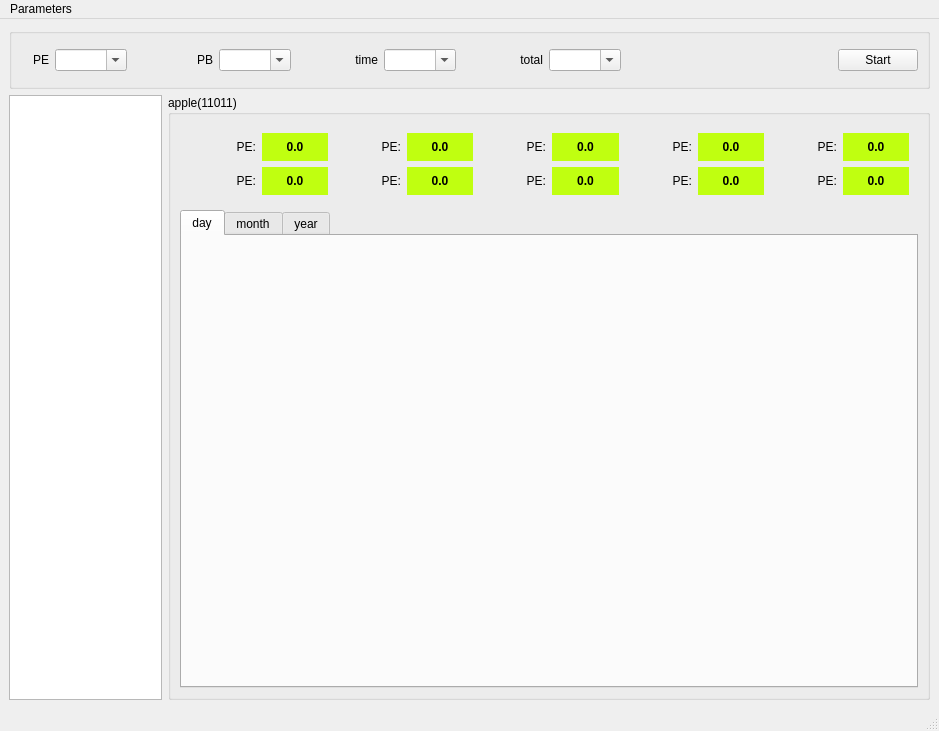
Qt form stock_analysis/stock_analysis.ui (EricChenC/stock_analysis) before a commit.
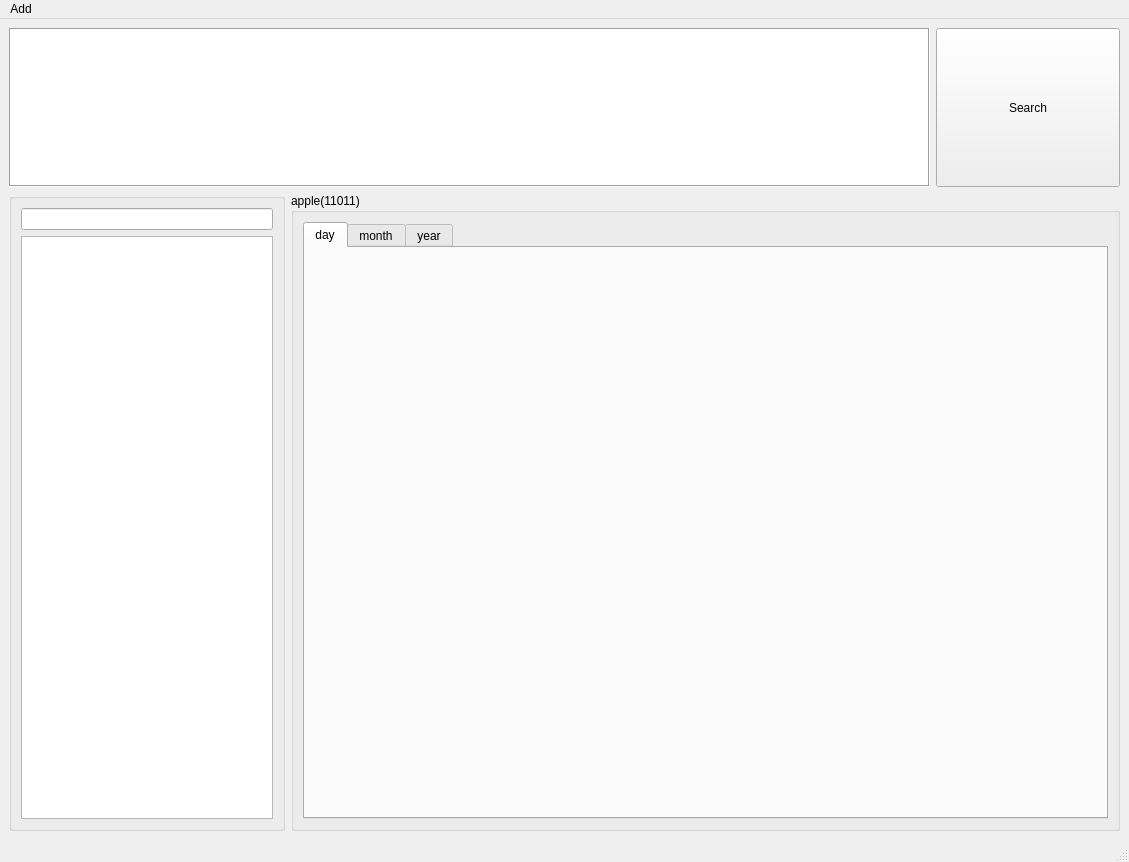
The same form after that commit.

Commit message: add auto layout

```diff
--- a/stock_analysis/stock_analysis.ui
+++ b/stock_analysis/stock_analysis.ui
@@ -6,180 +6,76 @@
    <rect>
     <x>0</x>
     <y>0</y>
-    <width>939</width>
-    <height>731</height>
+    <width>1129</width>
+    <height>862</height>
    </rect>
   </property>
   <property name="windowTitle">
    <string>stock analysis</string>
   </property>
   <widget class="QWidget" name="centralwidget">
-   <layout class="QVBoxLayout" name="verticalLayout_3">
+   <layout class="QVBoxLayout" name="verticalLayout_5">
     <item>
-     <layout class="QVBoxLayout" name="verticalLayout_2" stretch="1,10">
+     <layout class="QVBoxLayout" name="verticalLayout_4" stretch="2,8">
       <item>
-       <widget class="QGroupBox" name="groupBox">
-        <property name="title">
-         <string/>
-        </property>
-        <layout class="QHBoxLayout" name="horizontalLayout_16">
-         <item>
-          <layout class="QHBoxLayout" name="horizontalLayout_15" stretch="2,1,2,1,2,1,2,4,1">
-           <item>
-            <layout class="QHBoxLayout" name="horizontalLayout">
-             <item>
-              <widget class="QLabel" name="label_7">
-               <property name="text">
-                <string>PE</string>
-               </property>
-               <property name="alignment">
-                <set>Qt::AlignRight|Qt::AlignTrailing|Qt::AlignVCenter</set>
-               </property>
-              </widget>
-             </item>
-             <item>
-              <widget class="QComboBox" name="comboBox">
-               <property name="editable">
-                <bool>true</bool>
-               </property>
-              </widget>
-             </item>
-            </layout>
-           </item>
-           <item>
-            <spacer name="horizontalSpacer_2">
-             <property name="orientation">
-              <enum>Qt::Horizontal</enum>
-             </property>
-             <property name="sizeHint" stdset="0">
-              <size>
-               <width>40</width>
-               <height>20</height>
-              </size>
-             </property>
-            </spacer>
-           </item>
-           <item>
-            <layout class="QHBoxLayout" name="horizontalLayout_2">
-             <item>
-              <widget class="QLabel" name="label_6">
-               <property name="text">
-                <string>PB</string>
-               </property>
-               <property name="alignment">
-                <set>Qt::AlignRight|Qt::AlignTrailing|Qt::AlignVCenter</set>
-               </property>
-              </widget>
-             </item>
-             <item>
-              <widget class="QComboBox" name="comboBox_4">
-               <property name="editable">
-                <bool>true</bool>
-               </property>
-              </widget>
-             </item>
-            </layout>
-           </item>
-           <item>
-            <spacer name="horizontalSpacer_3">
-             <property name="orientation">
-              <enum>Qt::Horizontal</enum>
-             </property>
-             <property name="sizeHint" stdset="0">
-              <size>
-               <width>40</width>
-               <height>20</height>
-              </size>
-             </property>
-            </spacer>
-           </item>
-           <item>
-            <layout class="QHBoxLayout" name="horizontalLayout_3">
-             <item>
-              <widget class="QLabel" name="label_3">
-               <property name="text">
-                <string>time</string>
-               </property>
-               <property name="alignment">
-                <set>Qt::AlignRight|Qt::AlignTrailing|Qt::AlignVCenter</set>
-               </property>
-              </widget>
-             </item>
-             <item>
-              <widget class="QComboBox" name="comboBox_3">
-               <property name="editable">
-                <bool>true</bool>
-               </property>
-              </widget>
-             </item>
-            </layout>
-           </item>
-           <item>
-            <spacer name="horizontalSpacer_5">
-             <property name="orientation">
-              <enum>Qt::Horizontal</enum>
-             </property>
-             <property name="sizeHint" stdset="0">
-              <size>
-               <width>40</width>
-               <height>20</height>
-              </size>
-             </property>
-            </spacer>
-           </item>
-           <item>
-            <layout class="QHBoxLayout" name="horizontalLayout_4">
-             <item>
-              <widget class="QLabel" name="label_5">
-               <property name="text">
-                <string>total</string>
-               </property>
-               <property name="alignment">
-                <set>Qt::AlignRight|Qt::AlignTrailing|Qt::AlignVCenter</set>
-               </property>
-              </widget>
-             </item>
-             <item>
-              <widget class="QComboBox" name="comboBox_6">
-               <property name="editable">
-                <bool>true</bool>
-               </property>
-              </widget>
-             </item>
-            </layout>
-           </item>
-           <item>
-            <spacer name="horizontalSpacer">
-             <property name="orientation">
-              <enum>Qt::Horizontal</enum>
-             </property>
-             <property name="sizeHint" stdset="0">
-              <size>
-               <width>40</width>
-               <height>20</height>
-              </size>
-             </property>
-            </spacer>
-           </item>
-           <item>
-            <widget class="QPushButton" name="pushButton">
-             <property name="text">
-              <string>Start</string>
-             </property>
-            </widget>
-           </item>
-          </layout>
-         </item>
-        </layout>
-       </widget>
+       <layout class="QHBoxLayout" name="horizontalLayout" stretch="10,2">
+        <item>
+         <widget class="QTableWidget" name="SearchTableWidget">
+          <property name="frameShape">
+           <enum>QFrame::Box</enum>
+          </property>
+          <property name="frameShadow">
+           <enum>QFrame::Sunken</enum>
+          </property>
+          <property name="gridStyle">
+           <enum>Qt::NoPen</enum>
+          </property>
+          <attribute name="horizontalHeaderVisible">
+           <bool>false</bool>
+          </attribute>
+          <attribute name="verticalHeaderVisible">
+           <bool>false</bool>
+          </attribute>
+         </widget>
+        </item>
+        <item>
+         <widget class="QPushButton" name="SearchPushButton">
+          <property name="sizePolicy">
+           <sizepolicy hsizetype="Preferred" vsizetype="Preferred">
+            <horstretch>0</horstretch>
+            <verstretch>0</verstretch>
+           </sizepolicy>
+          </property>
+          <property name="text">
+           <string>Search</string>
+          </property>
+         </widget>
+        </item>
+       </layout>
       </item>
       <item>
-       <layout class="QHBoxLayout" name="horizontalLayout_17" stretch="1,5">
+       <layout class="QHBoxLayout" name="horizontalLayout_2" stretch="2,6">
         <item>
-         <widget class="QListWidget" name="listWidget">
-          <property name="modelColumn">
-           <number>0</number>
+         <widget class="QGroupBox" name="groupBox">
+          <property name="title">
+           <string/>
           </property>
+          <layout class="QVBoxLayout" name="verticalLayout_3">
+           <item>
+            <layout class="QVBoxLayout" name="verticalLayout_2">
+             <item>
+              <widget class="QLineEdit" name="FilterLineEdit"/>
+             </item>
+             <item>
+              <widget class="QListWidget" name="StockListWidget">
+               <property name="modelColumn">
+                <number>0</number>
+               </property>
+              </widget>
+             </item>
+            </layout>
+           </item>
+          </layout>
          </widget>
         </item>
         <item>
@@ -187,347 +83,7 @@
           <property name="title">
            <string>apple(11011)</string>
           </property>
-          <layout class="QVBoxLayout" name="verticalLayout" stretch="1,6">
-           <item>
-            <widget class="QWidget" name="widget" native="true">
-             <layout class="QGridLayout" name="gridLayout_2">
-              <item row="0" column="0">
-               <layout class="QGridLayout" name="gridLayout">
-                <item row="0" column="0">
-                 <layout class="QHBoxLayout" name="horizontalLayout_5">
-                  <item>
-                   <widget class="QLabel" name="label">
-                    <property name="text">
-                     <string>  PE:</string>
-                    </property>
-                    <property name="alignment">
-                     <set>Qt::AlignRight|Qt::AlignTrailing|Qt::AlignVCenter</set>
-                    </property>
-                   </widget>
-                  </item>
-                  <item>
-                   <widget class="QLabel" name="label_2">
-                    <property name="font">
-                     <font>
-                      <weight>75</weight>
-                      <bold>true</bold>
-                     </font>
-                    </property>
-                    <property name="styleSheet">
-                     <string notr="true">background-color: rgb(192, 255, 16);</string>
-                    </property>
-                    <property name="text">
-                     <string>0.0</string>
-                    </property>
-                    <property name="alignment">
-                     <set>Qt::AlignCenter</set>
-                    </property>
-                   </widget>
-                  </item>
-                 </layout>
-                </item>
-                <item row="0" column="1">
-                 <layout class="QHBoxLayout" name="horizontalLayout_6">
-                  <item>
-                   <widget class="QLabel" name="label_4">
-                    <property name="text">
-                     <string>  PE:</string>
-                    </property>
-                    <property name="alignment">
-                     <set>Qt::AlignRight|Qt::AlignTrailing|Qt::AlignVCenter</set>
-                    </property>
-                   </widget>
-                  </item>
-                  <item>
-                   <widget class="QLabel" name="label_8">
-                    <property name="font">
-                     <font>
-                      <weight>75</weight>
-                      <bold>true</bold>
-                     </font>
-                    </property>
-                    <property name="styleSheet">
-                     <string notr="true">background-color: rgb(192, 255, 16);</string>
-                    </property>
-                    <property name="text">
-                     <string>0.0</string>
-                    </property>
-                    <property name="alignment">
-                     <set>Qt::AlignCenter</set>
-                    </property>
-                   </widget>
-                  </item>
-                 </layout>
-                </item>
-                <item row="0" column="2">
-                 <layout class="QHBoxLayout" name="horizontalLayout_7">
-                  <item>
-                   <widget class="QLabel" name="label_9">
-                    <property name="text">
-                     <string>  PE:</string>
-                    </property>
-                    <property name="alignment">
-                     <set>Qt::AlignRight|Qt::AlignTrailing|Qt::AlignVCenter</set>
-                    </property>
-                   </widget>
-                  </item>
-                  <item>
-                   <widget class="QLabel" name="label_10">
-                    <property name="font">
-                     <font>
-                      <weight>75</weight>
-                      <bold>true</bold>
-                     </font>
-                    </property>
-                    <property name="styleSheet">
-                     <string notr="true">background-color: rgb(192, 255, 16);</string>
-                    </property>
-                    <property name="text">
-                     <string>0.0</string>
-                    </property>
-                    <property name="alignment">
-                     <set>Qt::AlignCenter</set>
-                    </property>
-                   </widget>
-                  </item>
-                 </layout>
-                </item>
-                <item row="0" column="3">
-                 <layout class="QHBoxLayout" name="horizontalLayout_8">
-                  <item>
-                   <widget class="QLabel" name="label_11">
-                    <property name="text">
-                     <string>  PE:</string>
-                    </property>
-                    <property name="alignment">
-                     <set>Qt::AlignRight|Qt::AlignTrailing|Qt::AlignVCenter</set>
-                    </property>
-                   </widget>
-                  </item>
-                  <item>
-                   <widget class="QLabel" name="label_12">
-                    <property name="font">
-                     <font>
-                      <weight>75</weight>
-                      <bold>true</bold>
-                     </font>
-                    </property>
-                    <property name="styleSheet">
-                     <string notr="true">background-color: rgb(192, 255, 16);</string>
-                    </property>
-                    <property name="text">
-                     <string>0.0</string>
-                    </property>
-                    <property name="alignment">
-                     <set>Qt::AlignCenter</set>
-                    </property>
-                   </widget>
-                  </item>
-                 </layout>
-                </item>
-                <item row="0" column="4">
-                 <layout class="QHBoxLayout" name="horizontalLayout_9">
-                  <item>
-                   <widget class="QLabel" name="label_13">
-                    <property name="text">
-                     <string>  PE:</string>
-                    </property>
-                    <property name="alignment">
-                     <set>Qt::AlignRight|Qt::AlignTrailing|Qt::AlignVCenter</set>
-                    </property>
-                   </widget>
-                  </item>
-                  <item>
-                   <widget class="QLabel" name="label_14">
-                    <property name="font">
-                     <font>
-                      <weight>75</weight>
-                      <bold>true</bold>
-                     </font>
-                    </property>
-                    <property name="styleSheet">
-                     <string notr="true">background-color: rgb(192, 255, 16);</string>
-                    </property>
-                    <property name="text">
-                     <string>0.0</string>
-                    </property>
-                    <property name="alignment">
-                     <set>Qt::AlignCenter</set>
-                    </property>
-                   </widget>
-                  </item>
-                 </layout>
-                </item>
-                <item row="1" column="0">
-                 <layout class="QHBoxLayout" name="horizontalLayout_11">
-                  <item>
-                   <widget class="QLabel" name="label_17">
-                    <property name="text">
-                     <string>  PE:</string>
-                    </property>
-                    <property name="alignment">
-                     <set>Qt::AlignRight|Qt::AlignTrailing|Qt::AlignVCenter</set>
-                    </property>
-                   </widget>
-                  </item>
-                  <item>
-                   <widget class="QLabel" name="label_18">
-                    <property name="font">
-                     <font>
-                      <weight>75</weight>
-                      <bold>true</bold>
-                     </font>
-                    </property>
-                    <property name="styleSheet">
-                     <string notr="true">background-color: rgb(192, 255, 16);</string>
-                    </property>
-                    <property name="text">
-                     <string>0.0</string>
-                    </property>
-                    <property name="alignment">
-                     <set>Qt::AlignCenter</set>
-                    </property>
-                   </widget>
-                  </item>
-                 </layout>
-                </item>
-                <item row="1" column="1">
-                 <layout class="QHBoxLayout" name="horizontalLayout_14">
-                  <item>
-                   <widget class="QLabel" name="label_23">
-                    <property name="text">
-                     <string>  PE:</string>
-                    </property>
-                    <property name="alignment">
-                     <set>Qt::AlignRight|Qt::AlignTrailing|Qt::AlignVCenter</set>
-                    </property>
-                   </widget>
-                  </item>
-                  <item>
-                   <widget class="QLabel" name="label_24">
-                    <property name="font">
-                     <font>
-                      <weight>75</weight>
-                      <bold>true</bold>
-                     </font>
-                    </property>
-                    <property name="styleSheet">
-                     <string notr="true">background-color: rgb(192, 255, 16);</string>
-                    </property>
-                    <property name="text">
-                     <string>0.0</string>
-                    </property>
-                    <property name="alignment">
-                     <set>Qt::AlignCenter</set>
-                    </property>
-                   </widget>
-                  </item>
-                 </layout>
-                </item>
-                <item row="1" column="2">
-                 <layout class="QHBoxLayout" name="horizontalLayout_13">
-                  <item>
-                   <widget class="QLabel" name="label_21">
-                    <property name="text">
-                     <string>  PE:</string>
-                    </property>
-                    <property name="alignment">
-                     <set>Qt::AlignRight|Qt::AlignTrailing|Qt::AlignVCenter</set>
-                    </property>
-                   </widget>
-                  </item>
-                  <item>
-                   <widget class="QLabel" name="label_22">
-                    <property name="font">
-                     <font>
-                      <weight>75</weight>
-                      <bold>true</bold>
-                     </font>
-                    </property>
-                    <property name="styleSheet">
-                     <string notr="true">background-color: rgb(192, 255, 16);</string>
-                    </property>
-                    <property name="text">
-                     <string>0.0</string>
-                    </property>
-                    <property name="alignment">
-                     <set>Qt::AlignCenter</set>
-                    </property>
-                   </widget>
-                  </item>
-                 </layout>
-                </item>
-                <item row="1" column="3">
-                 <layout class="QHBoxLayout" name="horizontalLayout_12">
-                  <item>
-                   <widget class="QLabel" name="label_19">
-                    <property name="text">
-                     <string>  PE:</string>
-                    </property>
-                    <property name="alignment">
-                     <set>Qt::AlignRight|Qt::AlignTrailing|Qt::AlignVCenter</set>
-                    </property>
-                   </widget>
-                  </item>
-                  <item>
-                   <widget class="QLabel" name="label_20">
-                    <property name="font">
-                     <font>
-                      <weight>75</weight>
-                      <bold>true</bold>
-                     </font>
-                    </property>
-                    <property name="styleSheet">
-                     <string notr="true">background-color: rgb(192, 255, 16);</string>
-                    </property>
-                    <property name="text">
-                     <string>0.0</string>
-                    </property>
-                    <property name="alignment">
-                     <set>Qt::AlignCenter</set>
-                    </property>
-                   </widget>
-                  </item>
-                 </layout>
-                </item>
-                <item row="1" column="4">
-                 <layout class="QHBoxLayout" name="horizontalLayout_10">
-                  <item>
-                   <widget class="QLabel" name="label_15">
-                    <property name="text">
-                     <string>  PE:</string>
-                    </property>
-                    <property name="alignment">
-                     <set>Qt::AlignRight|Qt::AlignTrailing|Qt::AlignVCenter</set>
-                    </property>
-                   </widget>
-                  </item>
-                  <item>
-                   <widget class="QLabel" name="label_16">
-                    <property name="font">
-                     <font>
-                      <weight>75</weight>
-                      <bold>true</bold>
-                     </font>
-                    </property>
-                    <property name="styleSheet">
-                     <string notr="true">background-color: rgb(192, 255, 16);</string>
-                    </property>
-                    <property name="text">
-                     <string>0.0</string>
-                    </property>
-                    <property name="alignment">
-                     <set>Qt::AlignCenter</set>
-                    </property>
-                   </widget>
-                  </item>
-                 </layout>
-                </item>
-               </layout>
-              </item>
-             </layout>
-            </widget>
-           </item>
+          <layout class="QVBoxLayout" name="verticalLayout" stretch="6">
            <item>
             <widget class="QTabWidget" name="tabWidget">
              <property name="font">
@@ -570,13 +126,13 @@
     <rect>
      <x>0</x>
      <y>0</y>
-     <width>939</width>
+     <width>1129</width>
      <height>21</height>
     </rect>
    </property>
    <widget class="QMenu" name="menuParament_List">
     <property name="title">
-     <string>Parameters</string>
+     <string>Add</string>
     </property>
     <addaction name="actionPE"/>
     <addaction name="actionPB"/>
```
Left out of the diff: 17 changed lines with no effect on the pictures. The commit also changes 4 other files.
